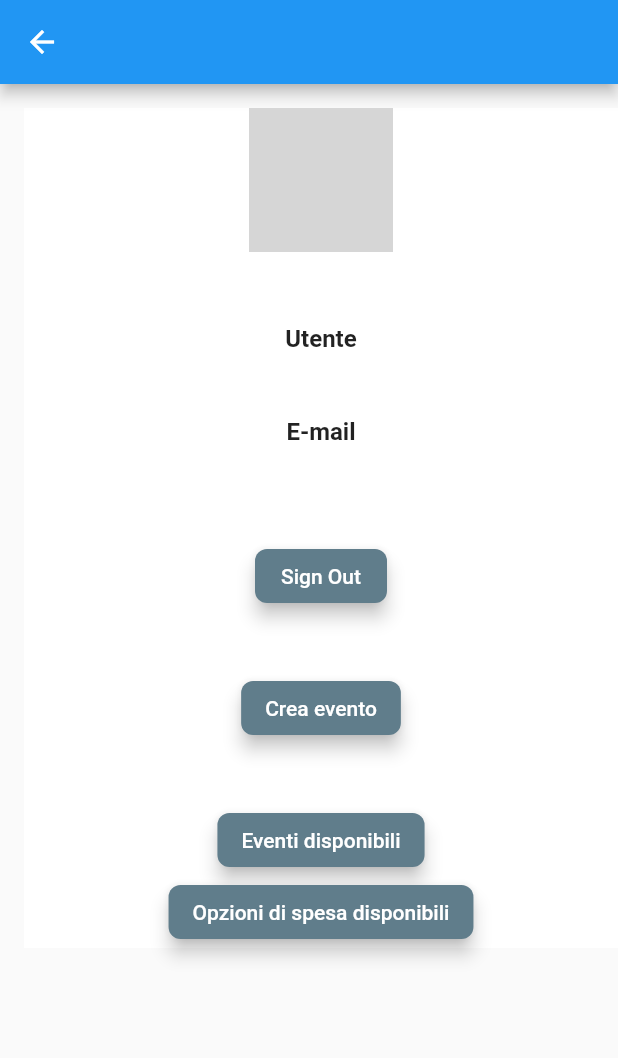
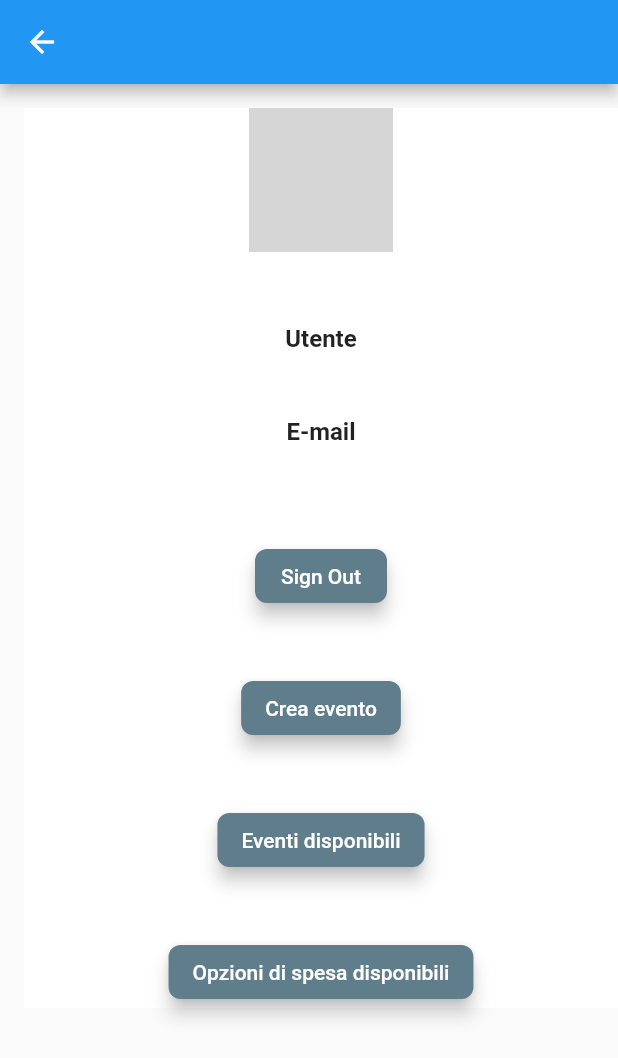
Before and after one commit to qwertyuiop9/civic_points, a Flutter app: the WelcomePage screen opened directly, on a phone screen of 412 x 824 dp. Shown: the top 1058 px of the screen. Run offline on Flutter 3.47's test engine with Material 2 defaults, Android fonts, the phone set to English and light mode, and no system bars; our stand-ins replace date_field, dio, firebase_auth, firebase_core, google_sign_in; accounts and stored records are empty; network calls fail; grey boxes are pictures that could not be loaded.

```diff
--- a/lib/WelcomePage.dart
+++ b/lib/WelcomePage.dart
@@ -97,6 +97,7 @@ class WelcomePage extends StatelessWidget {
                   ),
                   elevation: 5,
                 ),
+                SizedBox(height: 40),
                 RaisedButton(
                   onPressed: () {
                     navigateToCivicPointsProjects(context);
```
Also changed, not shown: lib/EventListState.dart (+3 -6 lines).
